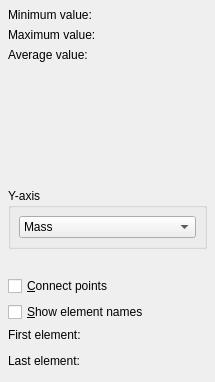
This is src/plotsetupwidget.ui in KDE/kalzium as Qt 5 draws it before an edit. The edited form follows.
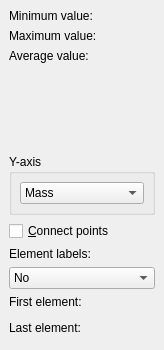
This is the edited form. Custom widgets are drawn as their Qt base class.

Commit message: - PlotWidget: don't overlay the connecting lines over the other things - Plot dialog: add a combo to choose what show as label for the points   (Nothing, Names or Symbols) - Plot dialog: adapt to the kdeeduplot api changes - painting system: elementRect -> elementBrush to allow painting of custom   images for the elements - molcal widget: add a clear button to clear the lineedit on the right - crystal viewer: remove debug, make it work again (like it did before, don't   know which issues Carsten has about that...) - emove the usage of deprecated class QToolTip - apidox fixes

What changed in the file:
```diff
--- a/src/plotsetupwidget.ui
+++ b/src/plotsetupwidget.ui
@@ -8,13 +8,13 @@
    <rect>
     <x>0</x>
     <y>0</y>
-    <width>215</width>
-    <height>382</height>
+    <width>164</width>
+    <height>350</height>
    </rect>
   </property>
   <layout class="QVBoxLayout" >
    <property name="margin" >
-    <number>8</number>
+    <number>9</number>
    </property>
    <property name="spacing" >
     <number>6</number>
@@ -169,22 +169,6 @@
      </layout>
     </widget>
    </item>
-   <item>
-    <spacer>
-     <property name="orientation" >
-      <enum>Qt::Vertical</enum>
-     </property>
-     <property name="sizeType" >
-      <enum>QSizePolicy::Fixed</enum>
-     </property>
-     <property name="sizeHint" >
-      <size>
-       <width>21</width>
-       <height>21</height>
-      </size>
-     </property>
-    </spacer>
-   </item>
    <item>
     <widget class="QCheckBox" name="connectPoints" >
      <property name="whatsThis" >
@@ -196,15 +180,31 @@
     </widget>
    </item>
    <item>
-    <widget class="QCheckBox" name="showNames" >
-     <property name="whatsThis" >
-      <string>Define whether the names of the plotted element should be displayed</string>
-     </property>
+    <widget class="QLabel" name="label" >
      <property name="text" >
-      <string>&amp;Show element names</string>
+      <string>Element labels:</string>
      </property>
     </widget>
    </item>
+   <item>
+    <widget class="QComboBox" name="comboElementLabels" >
+     <item>
+      <property name="text" >
+       <string>No</string>
+      </property>
+     </item>
+     <item>
+      <property name="text" >
+       <string>Names</string>
+      </property>
+     </item>
+     <item>
+      <property name="text" >
+       <string>Symbols</string>
+      </property>
+     </item>
+    </widget>
+   </item>
    <item>
     <widget class="QLabel" name="textLabel3" >
      <property name="text" >
```
The commit also changes 12 other files.
